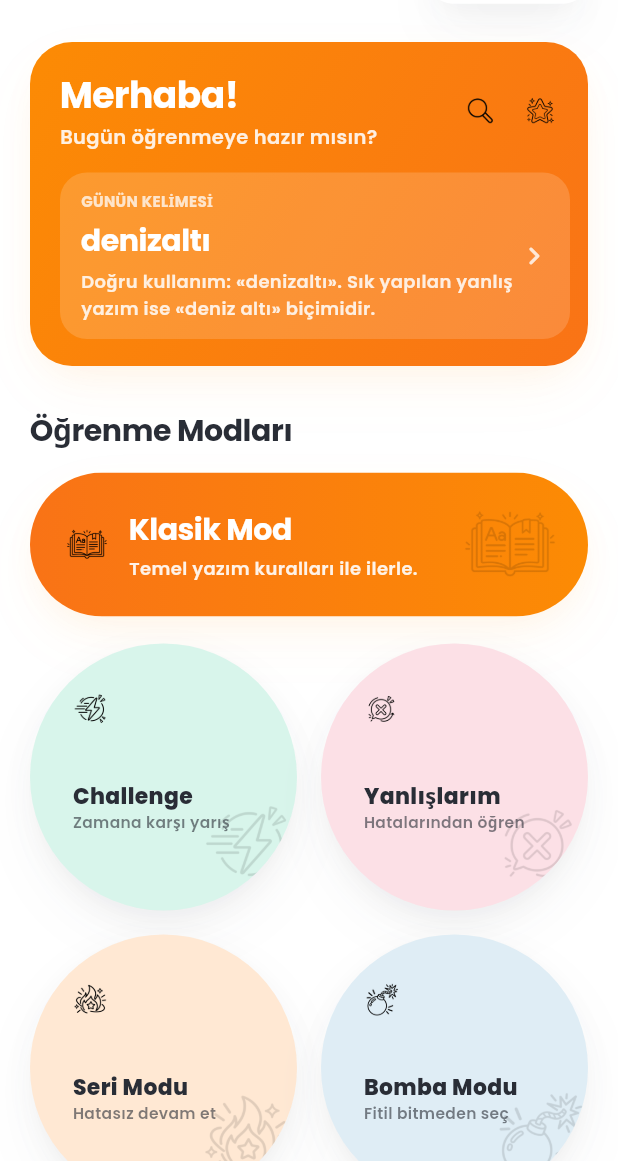
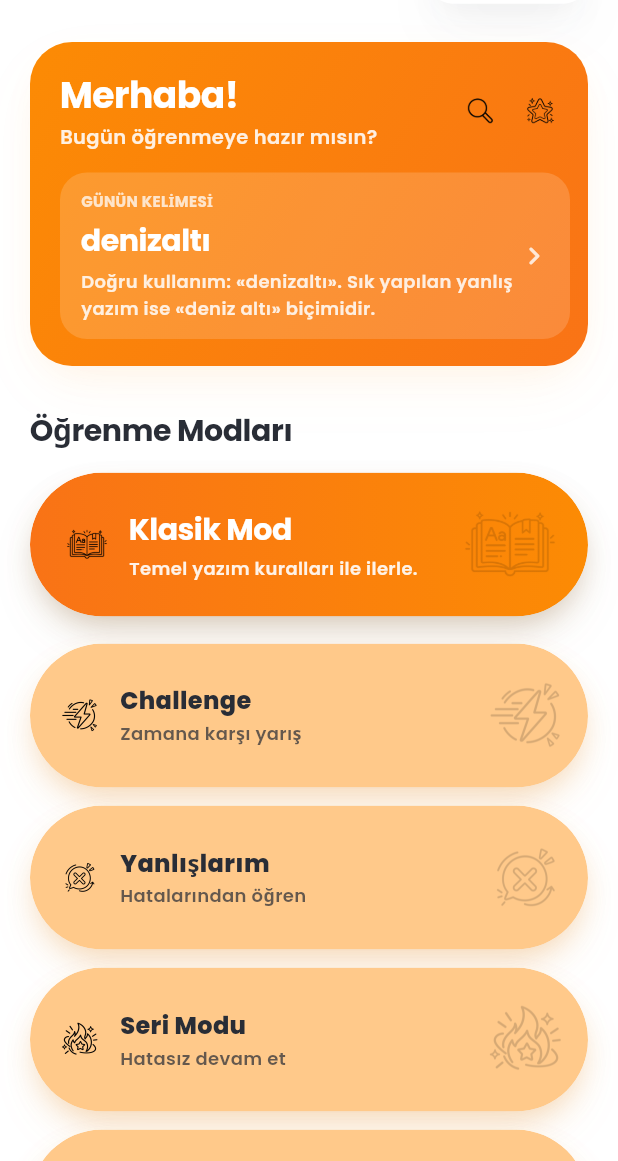
Before and after one commit to dilara-karaca/kelimatik, a Flutter app: the HomeScreen screen opened directly, on a phone screen of 412 x 824 dp, the part 75-1236 px from its top. Run offline on Flutter 3.47's test engine with Material 3 defaults, Android fonts, the phone set to English and light mode, and no system bars; our stand-ins replace audioplayers, flutter_dotenv, flutter_local_notifications, flutter_riverpod, flutter_timezone, google_fonts and 7 more; missing offline and left inert: in_app_purchase_android, in_app_purchase_platform_interface; accounts and stored records are empty.

Commit message:
tasarımda değişikliğe gidildi

```diff
--- a/lib/core/constants/app_constants.dart
+++ b/lib/core/constants/app_constants.dart
@@ -72,11 +72,11 @@ abstract final class AppColors {
   static const Color surface = white;
   static const Color surfaceElevated = white;
 
-  // —— Study mode pastel cards (do not replace with orange) ——
-  static const Color modeChallenge = Color(0xFFD8F5EB);
-  static const Color modeMistakes = Color(0xFFFCE0E6);
-  static const Color modeStreak = Color(0xFFFFE8D3);
-  static const Color modeBomb = Color(0xFFDFEDF5);
+  /// The four secondary modes. A warm light orange, quieter than [primary].
+  static const Color modeChallenge = Color(0xFFFFC98A);
+  static const Color modeMistakes = modeChallenge;
+  static const Color modeStreak = modeChallenge;
+  static const Color modeBomb = modeChallenge;
 
   // —— Soft utility accents (not brand orange) ——
   static const Color sky = Color(0xFF4CC9F0);
@@ -93,6 +93,7 @@ abstract final class AppColors {
 
   // —— Text ——
   static const Color textPrimary = dark;
+
   /// Secondary copy: dark at reduced opacity feel.
   static const Color textSecondary = Color(0x99292D36);
 
--- a/lib/presentation/screens/home_screen.dart
+++ b/lib/presentation/screens/home_screen.dart
@@ -130,7 +130,7 @@ class HomeScreen extends ConsumerWidget {
                         const SizedBox(height: 18),
                         FadeSlideIn(
                           delay: AppConstants.entranceStagger * 4,
-                          child: _ModeCircleGrid(
+                          child: _ModeBarList(
                             onChallenge:
                                 () => _openMode(
                                   context,
@@ -223,6 +223,27 @@ List<BoxShadow> _softShadow({Color? tint}) {
       blurRadius: 32,
       offset: const Offset(0, 16),
       spreadRadius: -4,
+    ),
+  ];
+}
+
+/// Soft lift under every study mode. Tint follows the mode color.
+List<BoxShadow> _modeShadow(Color tint) {
+  final hsl = HSLColor.fromColor(tint);
+  final deep =
+      hsl.withLightness((hsl.lightness - 0.34).clamp(0.22, 0.48)).toColor();
+  return [
+    BoxShadow(
+      color: deep.withValues(alpha: 0.22),
+      blurRadius: 16,
+      offset: const Offset(0, 8),
+      spreadRadius: -4,
+    ),
+    BoxShadow(
+      color: deep.withValues(alpha: 0.12),
+      blurRadius: 28,
+      offset: const Offset(0, 16),
+      spreadRadius: -8,
     ),
   ];
 }
@@ -522,39 +543,24 @@ class _ClassicModeCard extends StatelessWidget {
 
   @override
   Widget build(BuildContext context) {
-    return AnimatedPressable(
-      child: Container(
-        height: 96,
-        decoration: BoxDecoration(
-          borderRadius: BorderRadius.circular(999),
-          boxShadow: _softShadow(tint: AppColors.accent),
-        ),
-        child: Material(
-          color: Colors.transparent,
-          child: InkWell(
+    return _ModeSurface(
       onTap: onTap,
-            borderRadius: BorderRadius.circular(999),
-            child: Ink(
-              decoration: const BoxDecoration(
-                borderRadius: BorderRadius.all(Radius.circular(999)),
-                gradient: LinearGradient(
+      gradient: const LinearGradient(
         begin: Alignment.centerLeft,
         end: Alignment.centerRight,
         colors: [AppColors.secondary, AppColors.primary],
       ),
-              ),
+      child: SizedBox(
+        height: 96,
+        width: double.infinity,
         child: Stack(
           children: [
-                  Positioned(
+            const Positioned(
               right: 20,
               top: 0,
               bottom: 0,
               child: Center(
-                      child: AppIcon(
-                        AppIcons.classicMode,
-                        size: 64,
-                        opacity: 0.14,
-                      ),
+                child: AppIcon(AppIcons.classicMode, size: 64, opacity: 0.14),
               ),
             ),
             Padding(
@@ -594,6 +600,51 @@ class _ClassicModeCard extends StatelessWidget {
           ],
         ),
       ),
+    );
+  }
+}
+
+/// Soft-edged study mode. Klasik is full width; the four below are narrower.
+class _ModeSurface extends StatelessWidget {
+  const _ModeSurface({
+    required this.onTap,
+    required this.child,
+    this.color,
+    this.gradient,
+  });
+
+  final VoidCallback onTap;
+  final Widget child;
+  final Color? color;
+  final Gradient? gradient;
+
+  @override
+  Widget build(BuildContext context) {
+    final radius = BorderRadius.circular(999);
+    const shape = RoundedRectangleBorder(
+      borderRadius: BorderRadius.all(Radius.circular(999)),
+    );
+    return AnimatedPressable(
+      child: DecoratedBox(
+        decoration: BoxDecoration(
+          borderRadius: radius,
+          boxShadow: _modeShadow(color ?? AppColors.primary),
+        ),
+        child: Material(
+          color: Colors.transparent,
+          shape: shape,
+          clipBehavior: Clip.antiAlias,
+          child: InkWell(
+            onTap: onTap,
+            customBorder: shape,
+            child: Ink(
+              decoration: BoxDecoration(
+                color: gradient == null ? color : null,
+                gradient: gradient,
+                borderRadius: radius,
+              ),
+              child: child,
+            ),
           ),
         ),
       ),
@@ -601,8 +652,8 @@ class _ClassicModeCard extends StatelessWidget {
   }
 }
 
-class _ModeCircleGrid extends StatelessWidget {
-  const _ModeCircleGrid({
+class _ModeBarList extends StatelessWidget {
+  const _ModeBarList({
     required this.onChallenge,
     required this.onMistakes,
     required this.onStreak,
@@ -616,20 +667,9 @@ class _ModeCircleGrid extends StatelessWidget {
 
   @override
   Widget build(BuildContext context) {
-    return LayoutBuilder(
-      builder: (context, constraints) {
-        final gap = 16.0;
-        final size = (constraints.maxWidth - gap) / 2;
-
-        Widget cell(_ModeCircleData data) =>
-            SizedBox(width: size, height: size, child: _ModeCircle(data: data));
-
-        return Column(
-          children: [
-            Row(
-              children: [
-                cell(
-                  _ModeCircleData(
+    const gap = 12.0;
+    final bars = [
+      _ModeBarData(
         title: 'Challenge',
         subtitle: 'Zamana karşı yarış',
         color: AppColors.modeChallenge,
@@ -637,10 +677,7 @@ class _ModeCircleGrid extends StatelessWidget {
         watermark: AppIcons.challengeMode,
         onTap: onChallenge,
       ),
-                ),
-                SizedBox(width: gap),
-                cell(
-                  _ModeCircleData(
+      _ModeBarData(
         title: 'Yanlışlarım',
         subtitle: 'Hatalarından öğren',
         color: AppColors.modeMistakes,
@@ -648,14 +685,7 @@ class _ModeCircleGrid extends StatelessWidget {
         watermark: AppIcons.mistakesMode,
         onTap: onMistakes,
       ),
-                ),
-              ],
-            ),
-            SizedBox(height: gap),
-            Row(
-              children: [
-                cell(
-                  _ModeCircleData(
+      _ModeBarData(
         title: 'Seri Modu',
         subtitle: 'Hatasız devam et',
         color: AppColors.modeStreak,
@@ -663,10 +693,7 @@ class _ModeCircleGrid extends StatelessWidget {
         watermark: AppIcons.streakMode,
         onTap: onStreak,
       ),
-                ),
-                SizedBox(width: gap),
-                cell(
-                  _ModeCircleData(
+      _ModeBarData(
         title: 'Bomba Modu',
         subtitle: 'Fitil bitmeden seç',
         color: AppColors.modeBomb,
@@ -674,18 +701,21 @@ class _ModeCircleGrid extends StatelessWidget {
         watermark: AppIcons.bombMode,
         onTap: onBomb,
       ),
-                ),
+    ];
+
+    return Column(
+      children: [
+        for (var i = 0; i < bars.length; i++) ...[
+          if (i > 0) const SizedBox(height: gap),
+          _ModeBar(data: bars[i]),
         ],
-            ),
       ],
-        );
-      },
     );
   }
 }
 
-class _ModeCircleData {
-  const _ModeCircleData({
+class _ModeBarData {
+  const _ModeBarData({
     required this.title,
     required this.subtitle,
     required this.color,
@@ -702,110 +732,67 @@ class _ModeCircleData {
   final VoidCallback onTap;
 }
 
-class _ModeCircle extends StatelessWidget {
-  const _ModeCircle({required this.data});
+class _ModeBar extends StatelessWidget {
+  const _ModeBar({required this.data});
 
-  final _ModeCircleData data;
+  final _ModeBarData data;
 
   @override
   Widget build(BuildContext context) {
-    return AnimatedPressable(
-      child: Container(
-        decoration: BoxDecoration(
-          shape: BoxShape.circle,
-          boxShadow: _softShadow(),
-        ),
-        child: Material(
+    return _ModeSurface(
+      onTap: data.onTap,
       color: data.color,
-          shape: const CircleBorder(),
-          clipBehavior: Clip.antiAlias,
-          elevation: 0,
-          shadowColor: Colors.transparent,
-          child: InkWell(
-            onTap: data.onTap,
-            customBorder: const CircleBorder(),
-            child: LayoutBuilder(
-              builder: (context, constraints) {
-                final d = constraints.maxWidth;
-                final titleSize = (d * 0.082).clamp(13.0, 15.5);
-                final subtitleSize = (d * 0.058).clamp(10.0, 11.5);
-                const titleHeightFactor = 1.15;
-                const subtitleHeightFactor = 1.25;
-                // Two reserved subtitle lines so 1-line and 2-line copy share
-                // the same title baseline across all four circles.
-                final titleBoxHeight = titleSize * titleHeightFactor;
-                final subtitleBoxHeight =
-                    subtitleSize * subtitleHeightFactor * 2;
-
-                return Stack(
+      child: SizedBox(
+        height: 96,
+        width: double.infinity,
+        child: Stack(
           children: [
             Positioned(
-                      right: d * 0.02,
-                      bottom: d * 0.08,
-                      child: AppIcon(
-                        data.watermark,
-                        size: d * 0.34,
-                        opacity: 0.12,
+              right: 16,
+              top: 0,
+              bottom: 0,
+              child: Center(
+                child: AppIcon(data.watermark, size: 52, opacity: 0.16),
               ),
             ),
             Padding(
-                      padding: EdgeInsets.fromLTRB(
-                        d * 0.16,
-                        d * 0.18,
-                        d * 0.16,
-                        d * 0.22,
-                      ),
+              padding: const EdgeInsets.symmetric(horizontal: 20),
+              child: Row(
+                children: [
+                  AppIcon(data.icon, size: 26),
+                  const SizedBox(width: 14),
+                  Expanded(
                     child: Column(
+                      mainAxisAlignment: MainAxisAlignment.center,
                       crossAxisAlignment: CrossAxisAlignment.start,
                       children: [
-                          AppIcon(data.icon, size: d * 0.13),
-                          const Spacer(),
-                          SizedBox(
-                            height: titleBoxHeight,
-                            width: double.infinity,
-                            child: Text(
+                        Text(
                           data.title,
                           maxLines: 1,
                           overflow: TextOverflow.ellipsis,
-                              textAlign: TextAlign.start,
-                              strutStyle: StrutStyle(
-                                fontSize: titleSize,
-                                height: titleHeightFactor,
-                                forceStrutHeight: true,
-                              ),
                           style: AppTypography.body(
                             fontWeight: FontWeight.w800,
-                                fontSize: titleSize,
+                            fontSize: 16,
+                            color: AppColors.dark,
                           ),
                         ),
-                          ),
-                          SizedBox(height: d * 0.012),
-                          SizedBox(
-                            height: subtitleBoxHeight,
-                            width: double.infinity,
-                            child: Text(
+                        const SizedBox(height: 2),
+                        Text(
                           data.subtitle,
-                              maxLines: 2,
-                              overflow: TextOverflow.clip,
-                              textAlign: TextAlign.start,
-                              strutStyle: StrutStyle(
-                                fontSize: subtitleSize,
-                                height: subtitleHeightFactor,
-                                forceStrutHeight: true,
-                              ),
+                          maxLines: 1,
+                          overflow: TextOverflow.ellipsis,
                           style: AppTypography.title(
-                                fontSize: subtitleSize,
-                              ),
+                            fontSize: 12,
+                            color: AppColors.dark.withValues(alpha: 0.72),
                           ),
                         ),
                       ],
                     ),
                   ),
                 ],
-                );
-              },
               ),
             ),
+          ],
         ),
       ),
     );
--- a/lib/presentation/screens/mistakes_list_screen.dart
+++ b/lib/presentation/screens/mistakes_list_screen.dart
@@ -127,10 +127,14 @@ class MistakesListScreen extends ConsumerWidget {
               ),
               Expanded(
                 child: wordsAsync.when(
-                  loading: () => const Center(
-                    child: CircularProgressIndicator(color: AppColors.accent),
+                  loading:
+                      () => const Center(
+                        child: CircularProgressIndicator(
+                          color: AppColors.accent,
                         ),
-                  error: (e, _) => AppErrorView.fromError(
+                      ),
+                  error:
+                      (e, _) => AppErrorView.fromError(
                         e,
                         onRetry: () => ref.invalidate(wordsListProvider),
                       ),
@@ -161,7 +165,8 @@ class MistakesListScreen extends ConsumerWidget {
                             correct: word.correct,
                             wrong: word.wrong,
                             accent: CatalogWordAccent.mistake,
-                            onTap: () => pushSoft(
+                            onTap:
+                                () => pushSoft(
                                   context,
                                   WordDetailScreen(wordId: word.id),
                                 ),
```
Also changed, not shown: lib/presentation/widgets/catalog_list_ui.dart (+3 -4 lines), 2 other files. Lines whose indentation alone changed are shown as unchanged.
